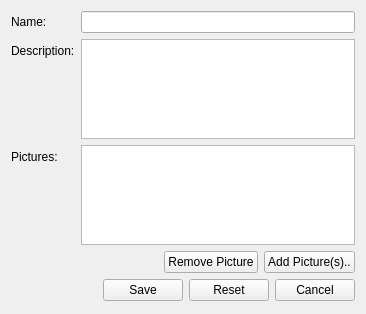
First picture: the form in client/uiforms/category_edit.ui, repository Wolframe/configurator, before the edit.
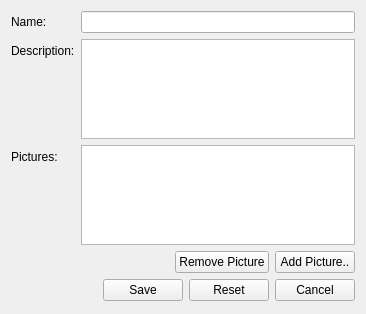
Second picture: the form after the edit. Icons and pictures are not drawn.

Commit message: made picture selection close the window, adapted button texts

```diff
--- a/client/uiforms/category_edit.ui
+++ b/client/uiforms/category_edit.ui
@@ -154,7 +154,7 @@
      <item>
       <widget class="QPushButton" name="new_pictures">
        <property name="text">
-        <string>Add Picture(s)..</string>
+        <string>Add Picture..</string>
        </property>
        <property name="form" stdset="0">
         <string>picture_select?widgetid={main.widgetid}_picture</string>
```
The commit also changes 6 other files.
